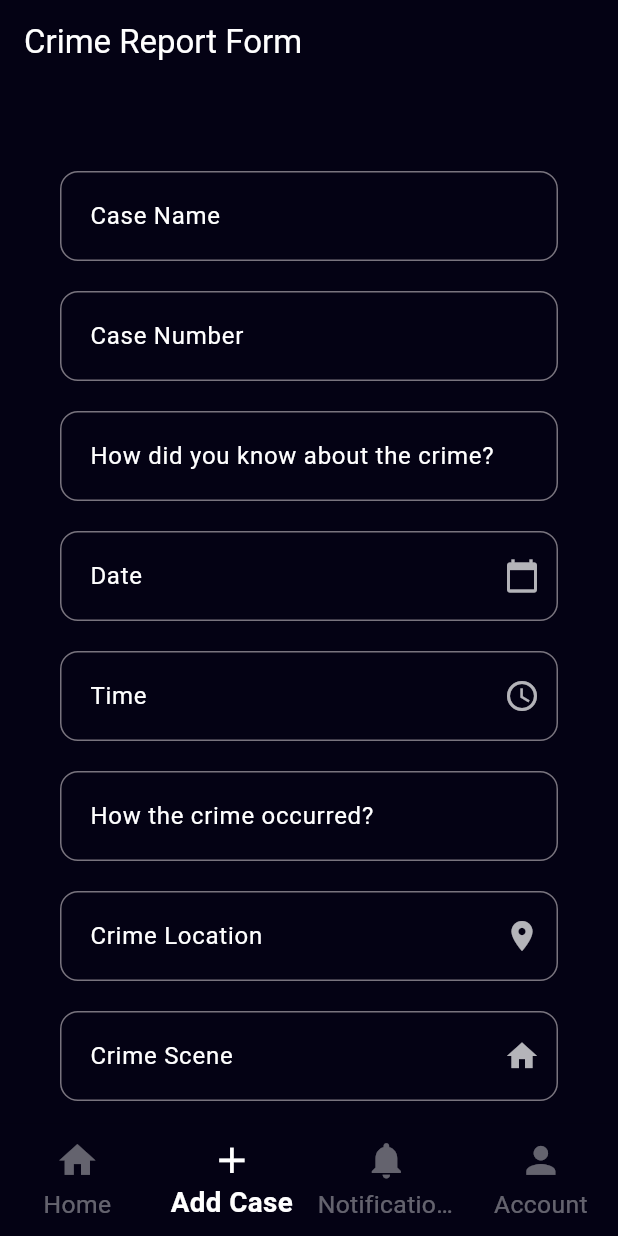
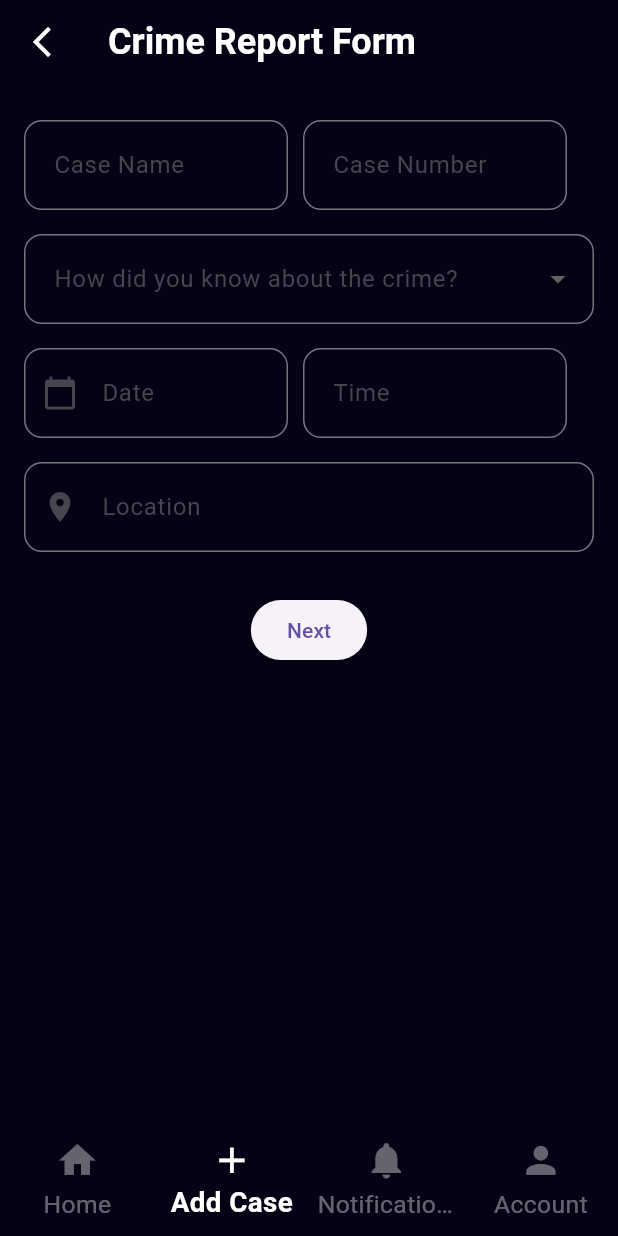
Before and after one commit to bahaaqasem20/detect-ai-graduation-project-, a Flutter app: the screen it shows after launch, item 2 of the bottom bar chosen, on a phone screen of 412 x 824 dp. Run offline on Flutter 3.47's test engine with Material 3 defaults, Android fonts, the phone set to English and light mode, and no system bars; our stand-ins replace flutter_svg, image_picker; Roboto replaces fonts that are missing (SF).

Commit message:
make enum class for case form

```diff
--- /dev/null
+++ b/lib/constants/input_field_type.dart
@@ -0,0 +1 @@
+enum InputFieldType { text, number, dropdown, location, date }
--- a/lib/screens/crime_report_form/crf_main.dart
+++ b/lib/screens/crime_report_form/crf_main.dart
@@ -1,90 +1,106 @@
+import 'package:detectai_project/constants/app_colors.dart';
+import 'package:detectai_project/constants/input_field_type.dart';
+import 'package:detectai_project/screens/home_screen.dart';
+import 'package:detectai_project/screens/main_screen.dart';
+import 'package:detectai_project/widgets/ReusableInputField.dart';
 import 'package:flutter/material.dart';
-import 'package:detectai_project/constants/app_colors.dart';
-import 'package:detectai_project/widgets/custom_form.dart';
 
-class CrfMain extends StatefulWidget {
+class CrfMain extends StatelessWidget {
+  final caseNameController = TextEditingController();
+  final caseNumberController = TextEditingController();
+  final crimeSourceController = TextEditingController();
+  final crimeDateController = TextEditingController();
+  final crimeTimeController = TextEditingController();
+  final crimeLocationController = TextEditingController();
+
   CrfMain({super.key});
-
-  @override
-  State<CrfMain> createState() => _CrfMainState();
-}
-
-class _CrfMainState extends State<CrfMain> {
-  final _caseNameController = TextEditingController();
-
-  final _caseNumberController = TextEditingController();
-
-  final _knowAboutCrimeController = TextEditingController();
-
-  final _dateController = TextEditingController();
-
-  final _timeController = TextEditingController();
-
-  final _howCrimeOccurredController = TextEditingController();
-
-  final _locationController = TextEditingController();
-
-  final _sceneController = TextEditingController();
-
-  final _typeController = TextEditingController();
 
   @override
   Widget build(BuildContext context) {
     return Scaffold(
       backgroundColor: AppColors.background,
       appBar: AppBar(
+        leading: IconButton(
+          onPressed: () {
+            Navigator.pushAndRemoveUntil(
+              context,
+              MaterialPageRoute(builder: (context) => MainScreen()),
+              (route) => false,
+            );
+          },
+          icon: Icon(Icons.arrow_back_ios_new, color: AppColors.textLight),
+        ),
         backgroundColor: AppColors.background,
+        elevation: 0,
         title: const Text(
           'Crime Report Form',
-          style: TextStyle(color: Colors.white),
+          style: TextStyle(
+            fontSize: 24,
+            fontWeight: FontWeight.bold,
+            color: AppColors.textLight,
+          ),
         ),
-        iconTheme: const IconThemeData(color: Colors.white),
       ),
-      body: CustomForm(
-        buttonText: 'Next',
-        onSubmit: (values) {
-          print('Form submitted: $values');
-          // Navigate or handle submission
-        },
-        fields: [
-          CustomFormField(label: 'Case Name', controller: _caseNameController),
-          CustomFormField(
-            label: 'Case Number',
-            controller: _caseNumberController,
-            keyboardType: TextInputType.number,
+      body: Padding(
+        padding: const EdgeInsets.all(16),
+        child: SingleChildScrollView(
+          child: Column(
+            children: [
+              Row(
+                children: [
+                  ReusableInputField(
+                    label: 'Case Name',
+                    type: InputFieldType.text,
+                    controller: caseNameController,
+                    isHalfWidth: true,
+                  ),
+                  const SizedBox(width: 10),
+                  ReusableInputField(
+                    label: 'Case Number',
+                    type: InputFieldType.number,
+                    controller: caseNumberController,
+                    isHalfWidth: true,
+                  ),
+                ],
+              ),
+              ReusableInputField(
+                label: 'How did you know about the crime?',
+                type: InputFieldType.dropdown,
+                controller: crimeSourceController,
+                dropdownItems: ['Mobile Call', 'Police Report', 'Witness'],
+              ),
+              Row(
+                children: [
+                  ReusableInputField(
+                    label: 'Date',
+                    type: InputFieldType.date,
+                    controller: crimeDateController,
+                    isHalfWidth: true,
+                  ),
+                  const SizedBox(width: 10),
+                  ReusableInputField(
+                    label: 'Time',
+                    type: InputFieldType.text,
+                    controller: crimeTimeController,
+                    isHalfWidth: true,
+                  ),
+                ],
+              ),
+              ReusableInputField(
+                label: 'Location',
+                type: InputFieldType.location,
+                controller: crimeLocationController,
+              ),
+              const SizedBox(height: 20),
+              ElevatedButton(
+                onPressed: () {
+                  // save or next
+                },
+                child: const Text("Next"),
+              ),
+            ],
           ),
-          CustomFormField(
-            label: 'How did you know about the crime?',
-            controller: _knowAboutCrimeController,
-          ),
-          CustomFormField(
-            label: 'Date',
-            controller: _dateController,
-            suffixIcon: const Icon(Icons.calendar_today, color: Colors.white70),
-            keyboardType: TextInputType.datetime,
-          ),
-          CustomFormField(
-            label: 'Time',
-            controller: _timeController,
-            suffixIcon: const Icon(Icons.access_time, color: Colors.white70),
-            keyboardType: TextInputType.datetime,
-          ),
-          CustomFormField(
-            label: 'How the crime occurred?',
-            controller: _howCrimeOccurredController,
-          ),
-          CustomFormField(
-            label: 'Crime Location',
-            controller: _locationController,
-            suffixIcon: const Icon(Icons.location_on, color: Colors.white70),
-          ),
-          CustomFormField(
-            label: 'Crime Scene',
-            controller: _sceneController,
-            suffixIcon: const Icon(Icons.home, color: Colors.white70),
-          ),
-          CustomFormField(label: 'Type of crime?', controller: _typeController),
-        ],
+        ),
       ),
     );
   }
--- /dev/null
+++ b/lib/widgets/ReusableInputField.dart
@@ -0,0 +1,100 @@
+import 'package:flutter/material.dart';
+import 'package:intl/intl.dart';
+import '../constants/input_field_type.dart';
+
+class ReusableInputField extends StatelessWidget {
+  final String label;
+  final InputFieldType type;
+  final bool isHalfWidth;
+  final TextEditingController controller;
+  final List<String>? dropdownItems;
+  final String? Function(String?)? validator;
+  final VoidCallback? onTap;
+
+  const ReusableInputField({
+    super.key,
+    required this.label,
+    required this.type,
+    required this.controller,
+    this.isHalfWidth = false,
+    this.dropdownItems,
+    this.validator,
+    this.onTap,
+  });
+
+  @override
+  Widget build(BuildContext context) {
+    final width = isHalfWidth
+        ? (MediaQuery.of(context).size.width / 2) - 30
+        : double.infinity;
+
+    return SizedBox(
+      width: width,
+      child: Padding(
+        padding: const EdgeInsets.symmetric(vertical: 8),
+        child: _buildField(context),
+      ),
+    );
+  }
+
+  Widget _buildField(BuildContext context) {
+    switch (type) {
+      case InputFieldType.dropdown:
+        return DropdownButtonFormField<String>(
+          value: controller.text.isNotEmpty ? controller.text : null,
+          decoration: _inputDecoration(label),
+          items: dropdownItems
+              ?.map((item) => DropdownMenuItem(value: item, child: Text(item)))
+              .toList(),
+          onChanged: (value) {
+            if (value != null) controller.text = value;
+          },
+        );
+      case InputFieldType.date:
+        return TextFormField(
+          controller: controller,
+          readOnly: true,
+          decoration: _inputDecoration(label, icon: Icons.calendar_today),
+          onTap: () async {
+            final picked = await showDatePicker(
+              context: context,
+              initialDate: DateTime.now(),
+              firstDate: DateTime(2000),
+              lastDate: DateTime(2100),
+            );
+            if (picked != null) {
+              controller.text = DateFormat('yyyy-MM-dd').format(picked);
+            }
+          },
+        );
+      case InputFieldType.location:
+        return TextFormField(
+          controller: controller,
+          readOnly: onTap != null,
+          onTap: onTap,
+          decoration: _inputDecoration(label, icon: Icons.location_on),
+        );
+      case InputFieldType.number:
+        return TextFormField(
+          controller: controller,
+          keyboardType: TextInputType.number,
+          decoration: _inputDecoration(label),
+        );
+      case InputFieldType.text:
+      default:
+        return TextFormField(
+          controller: controller,
+          decoration: _inputDecoration(label),
+        );
+    }
+  }
+
+  InputDecoration _inputDecoration(String label, {IconData? icon}) {
+    return InputDecoration(
+      labelText: label,
+      prefixIcon: icon != null ? Icon(icon) : null,
+      border: OutlineInputBorder(borderRadius: BorderRadius.circular(12)),
+      contentPadding: const EdgeInsets.symmetric(horizontal: 16, vertical: 18),
+    );
+  }
+}
--- a/pubspec.yaml
+++ b/pubspec.yaml
@@ -36,6 +36,7 @@ dependencies:
   cupertino_icons: ^1.0.8
   flutter_svg: ^2.2.0
   image_picker: ^1.1.2
+  intl: ^0.18.1
 
 dev_dependencies:
   flutter_test:
```
Also changed, not shown: pubspec.lock.
